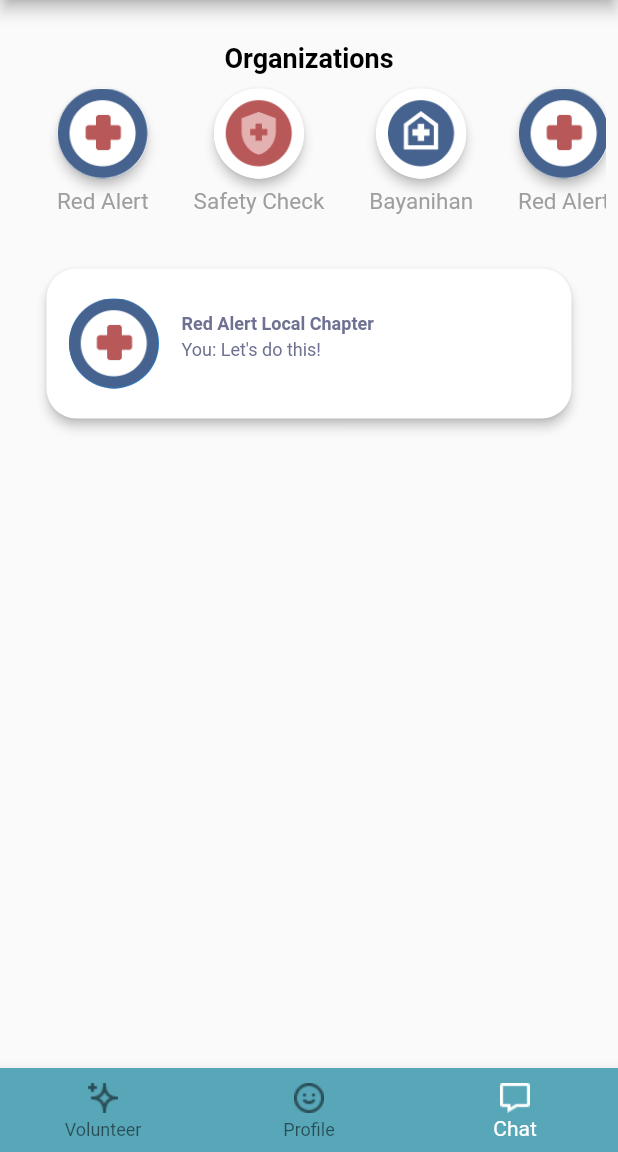
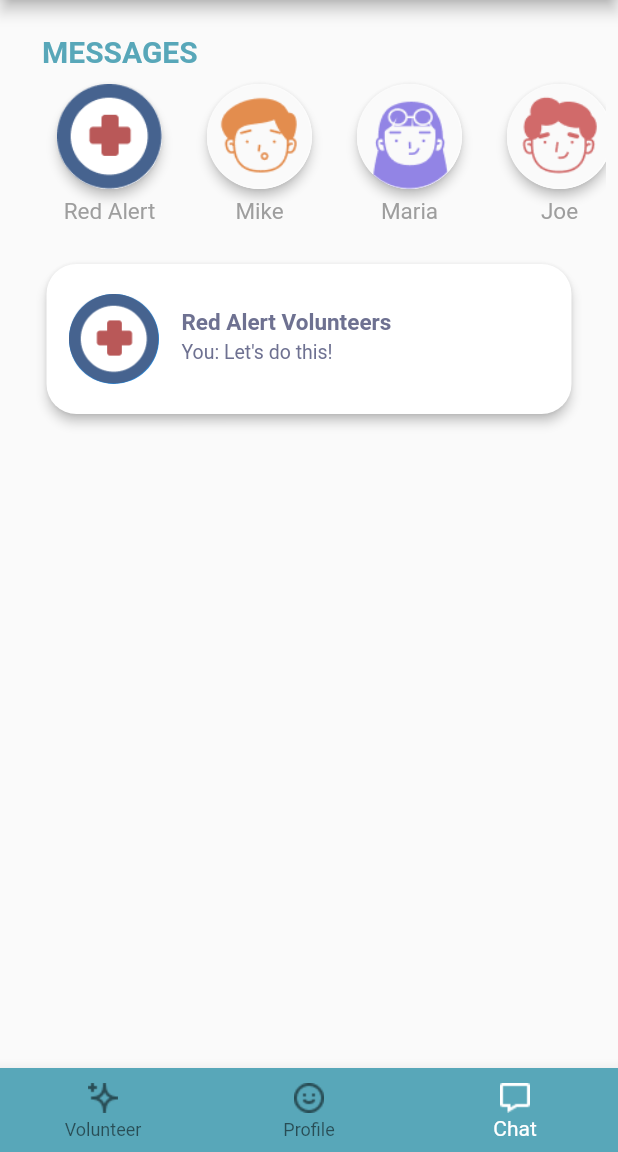
Before and after one commit to EruelUrsua/HelpJuan, a Flutter app: the screen it shows once a user with an empty profile is signed in, item 3 of the bottom bar chosen, on a phone screen of 412 x 824 dp, the part 84-1236 px from its top. Run offline on Flutter 3.47's test engine with Material 2 defaults, Android fonts, the phone set to English and light mode, and no system bars; our stand-ins replace firebase_auth, firebase_core; missing offline and left inert: firebase_ui_auth; accounts and stored records are empty; Roboto replaces fonts that are missing (Questrial).

Commit message:
Fixed typo and changed pictures

```diff
--- a/lib/chat/chat.dart
+++ b/lib/chat/chat.dart
@@ -12,16 +12,16 @@ class _chatPageState extends State<chatPage> {
   final List<String> items = List.generate(5, (index) => "Item $index");
   final List<String> name = [
     'Red Alert',
-    'Safety Check',
-    'Bayanihan',
-    'Red Alert',
+    'Mike',
+    'Maria',
+    'Joe',
     'Safety Check'
   ];
   final List<String> logo = [
     'assets/images/RedOne.png',
-    'assets/images/SafetyOne.png',
-    'assets/images/BayanihanOne.png',
-    'assets/images/RedOne.png',
+    'assets/images/MikeOne.png',
+    'assets/images/Maria.png',
+    'assets/images/Joe.png',
     'assets/images/SafetyOne.png'
   ];
 
@@ -38,13 +38,14 @@ class _chatPageState extends State<chatPage> {
           child: Column(
             children: [
               Container(
-                margin: EdgeInsets.only(top: 20),
+                margin: EdgeInsets.fromLTRB(20.0, 15, 0.0, 0.0),
+                alignment: Alignment.topLeft,
                 child: Text(
-                  'Organizations',
+                  'MESSAGES',
                   style: TextStyle(
-                    fontSize: 18,
+                    fontSize: 20,
+                    color: const Color(0xFF58A7B9),
                     fontWeight: FontWeight.bold,
-                    color: Colors.black,
                     fontFamily: 'Questrial',
                   ),
                 ),
@@ -73,7 +74,7 @@ class _chatPageState extends State<chatPage> {
                               child: Container(
                                 child: Material(
                                     child: CircleAvatar(
-                                      radius: 30.0,
+                                      radius: 35.0,
                                       backgroundColor: Colors.white,
                                       child: Image.asset(logo[index],
                                           fit: BoxFit.contain),
@@ -140,9 +141,9 @@ class _chatPageState extends State<chatPage> {
                                       margin:
                                           EdgeInsets.only(top: 30, left: 15),
                                       child: Text(
-                                        'Red Alert Local Chapter',
+                                        'Red Alert Volunteers',
                                         style: TextStyle(
-                                            fontSize: 12,
+                                            fontSize: 15,
                                             fontWeight: FontWeight.bold,
                                             fontFamily: 'Questrial',
                                             color: const Color(0xFF6E7191)),
@@ -153,7 +154,7 @@ class _chatPageState extends State<chatPage> {
                                       child: Text(
                                         "You: Let's do this!",
                                         style: TextStyle(
-                                            fontSize: 12,
+                                            fontSize: 13,
                                             fontFamily: 'Questrial',
                                             color: const Color(0xFF6E7191)),
                                       ),
--- a/lib/chat/chatconvo.dart
+++ b/lib/chat/chatconvo.dart
@@ -30,7 +30,7 @@ class _chatConvoPageState extends State<chatConvoPage> {
                 Container(
                   margin: EdgeInsets.only(left: 10),
                   child: Text(
-                    'Red Alert Local Chapter',
+                    'Red Alert Volunteers',
                     style: TextStyle(
                       color: Colors.white,
                       fontSize: 13.0,
@@ -40,7 +40,7 @@ class _chatConvoPageState extends State<chatConvoPage> {
                 Container(
                   margin: EdgeInsets.only(left: 10, top: 2),
                   child: Text(
-                    '7 online, form 12 people',
+                    '7 Online, from 12 people',
                     style: TextStyle(
                       color: Colors.white,
                       fontSize: 10.0,
--- a/pubspec.yaml
+++ b/pubspec.yaml
@@ -76,6 +76,9 @@ flutter:
     - assets/images/name.png
     - assets/images/Settings.png
     - assets/images/UserX.png
+    - assets/images/MikeOne.png
+    - assets/images/Maria.png
+    - assets/images/Joe.png
    # - assets/icons/
 
   # An image asset can refer to one or more resolution-specific "variants", see
```
Also changed, not shown: assets/images/Joe.png (added), assets/images/Maria.png (added), assets/images/MikeOne.png (added), pubspec.lock.
